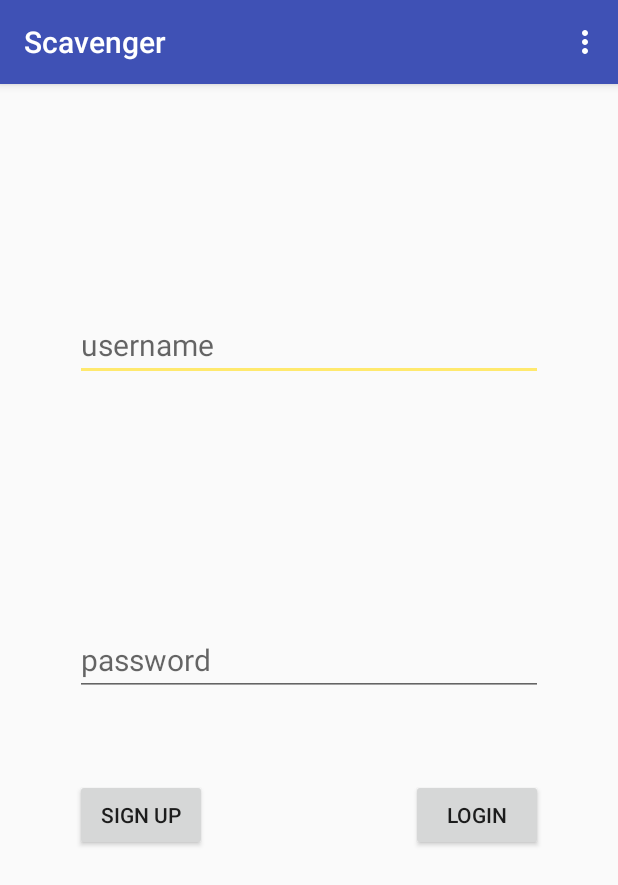
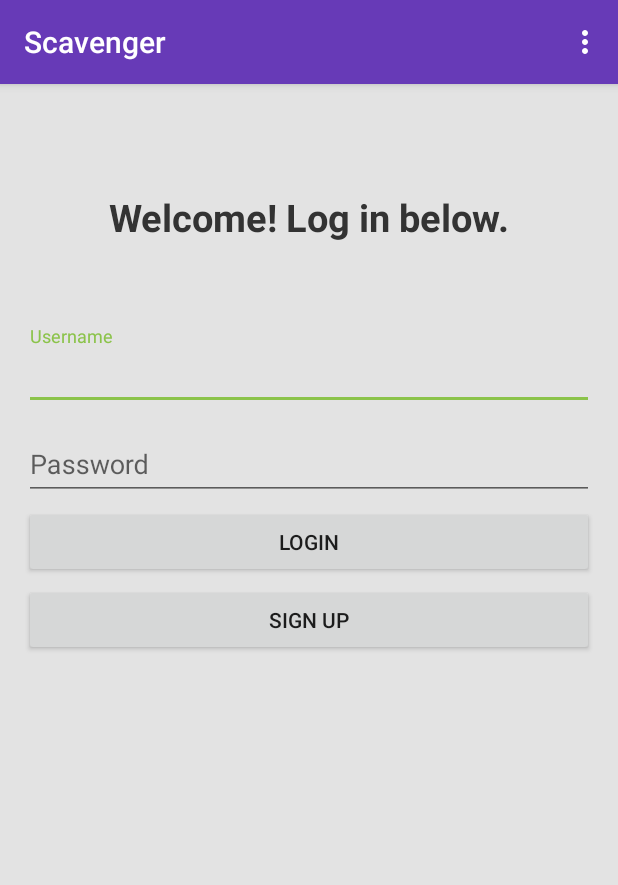
Before and after one commit to sergeydgr8/Scavenger, an Android app: the screen it shows after launch (MainActivity), on a phone screen of 412 x 824 dp. Shown: the top 885 px of the screen. Run offline under Robolectric (Android 15) with nearby library versions, the phone set to English and light mode, and no system bars; libraries missing offline, so code that uses them is left out: com.parse; 2 statements that could not run were skipped.

Commit message:
Update UI for login screen and updated colors to make it more presentable.

```diff
--- a/Scavenger/app/src/main/java/com/android9033/scavenger/scavenger/Control/MainActivity.java
+++ b/Scavenger/app/src/main/java/com/android9033/scavenger/scavenger/Control/MainActivity.java
@@ -1,6 +1,7 @@
 package com.android9033.scavenger.scavenger.Control;
 
 import android.content.Intent;
+import android.support.design.widget.TextInputLayout;
 import android.support.v7.app.AppCompatActivity;
 import android.os.Bundle;
 import android.view.Menu;
@@ -15,6 +16,8 @@ import com.parse.LogInCallback;
 import com.parse.Parse;
 import com.parse.ParseException;
 import com.parse.ParseUser;
+
+import org.w3c.dom.Text;
 
 public class MainActivity extends AppCompatActivity {
 
@@ -45,6 +48,12 @@ public class MainActivity extends AppCompatActivity {
                 startSignup();
             }
         });
+
+        final TextInputLayout username_wrapper = (TextInputLayout) findViewById(R.id.username_login_wrapper);
+        final TextInputLayout password_wrapper = (TextInputLayout) findViewById(R.id.password_login_wrapper);
+
+        username_wrapper.setHint("Username");
+        password_wrapper.setHint("Password");
 
     }
 
--- a/Scavenger/app/src/main/res/layout/activity_main.xml
+++ b/Scavenger/app/src/main/res/layout/activity_main.xml
@@ -1,53 +1,83 @@
 <?xml version="1.0" encoding="utf-8"?>
-<RelativeLayout xmlns:android="http://schemas.android.com/apk/res/android"
+
+<LinearLayout xmlns:android="http://schemas.android.com/apk/res/android"
     xmlns:tools="http://schemas.android.com/tools"
     android:layout_width="match_parent"
     android:layout_height="match_parent"
-    tools:context=".MainActivity">
+    android:padding="@dimen/activity_horizontal_margin"
+    tools:context=".MainActivity"
+    android:background="#e3e3e3"
+    android:orientation="vertical" >
+
+    <RelativeLayout
+        android:layout_width="match_parent"
+        android:layout_height="wrap_content"
+        android:layout_weight="0.15"
+        android:orientation="vertical">
+
+        <TextView
+            android:layout_width="match_parent"
+            android:layout_height="wrap_content"
+            android:layout_centerInParent="true"
+            android:text="Welcome! Log in below."
+            android:gravity="center"
+            android:textSize="25sp"
+            android:textStyle="bold"
+            android:textColor="#333333"/>
+
+    </RelativeLayout>
+
+    <LinearLayout
+        android:layout_width="match_parent"
+        android:layout_height="wrap_content"
+        android:layout_weight="0.5"
+        android:orientation="vertical">
+
+        <android.support.design.widget.TextInputLayout
+            android:layout_width="match_parent"
+            android:layout_height="wrap_content"
+            android:id="@+id/username_login_wrapper">
+
+            <EditText
+                android:layout_width="match_parent"
+                android:layout_height="wrap_content"
+                android:inputType="textEmailAddress"
+                android:id="@+id/uname"
+                android:hint="Username"/>
+
+        </android.support.design.widget.TextInputLayout>
+
+        <android.support.design.widget.TextInputLayout
+            android:layout_width="match_parent"
+            android:layout_height="wrap_content"
+            android:id="@+id/password_login_wrapper"
+            android:layout_below="@+id/username_login_wrapper"
+            android:layout_marginTop="4dp">
+
+            <EditText
+                android:layout_width="match_parent"
+                android:layout_height="wrap_content"
+                android:inputType="textPassword"
+                android:id="@+id/password"
+                android:hint="Password"/>
+
+        </android.support.design.widget.TextInputLayout>
 
 
-    <EditText
-        android:layout_width="wrap_content"
-        android:layout_height="wrap_content"
-        android:inputType="textEmailAddress"
-        android:ems="10"
-        android:id="@+id/uname"
-        android:layout_alignParentTop="true"
-        android:hint="username"
-        android:textSize="20sp"
-        android:layout_alignParentStart="true"
-        android:layout_marginLeft="50dp"
-        android:layout_marginTop="150dp"
-        android:layout_alignEnd="@+id/password" />
-
-    <EditText
-        android:layout_width="wrap_content"
-        android:layout_height="wrap_content"
-        android:inputType="textPassword"
-        android:ems="10"
-        android:id="@+id/password"
-        android:layout_centerVertical="true"
-        android:hint="password"
-        android:textSize="20sp"
-        android:layout_alignParentEnd="true"
-        android:layout_alignParentStart="true"
-        android:layout_marginLeft="50dp"
-        android:layout_marginRight="50dp" />
-
         <Button
-        android:layout_width="wrap_content"
+            android:layout_width="match_parent"
             android:layout_height="wrap_content"
             android:text="Login"
             android:id="@+id/login"
-        android:layout_below="@+id/password"
-        android:layout_marginTop="55dp"
-        android:layout_alignEnd="@+id/password" />
+            android:layout_marginTop="4dp"/>
 
         <Button
-        android:layout_width="wrap_content"
+            android:layout_width="match_parent"
             android:layout_height="wrap_content"
             android:text="Sign up"
             android:id="@+id/sign_up"
-        android:layout_alignTop="@+id/login"
-        android:layout_alignStart="@+id/password" />
-</RelativeLayout>
+            android:layout_marginTop="4dp"/>
+
+    </LinearLayout>
+
+</LinearLayout>
--- a/Scavenger/app/src/main/res/values/colors.xml
+++ b/Scavenger/app/src/main/res/values/colors.xml
@@ -1,7 +1,7 @@
 <?xml version="1.0" encoding="utf-8"?>
 <resources>
-    <color name="colorPrimary">#3F51B5</color>
-    <color name="colorPrimaryDark">#303F9F</color>
-    <color name="colorAccent">#FFE96E</color>
-    <color name="actionbar">#3FA1B0</color>
+    <color name="colorPrimary">#673AB7</color>
+    <color name="colorPrimaryDark">#512DA8</color>
+    <color name="colorAccent">#8BC34A</color>
+    <color name="actionbar">#673AB7</color>
 </resources>
```
Also changed, not shown: 1 other file. Lines whose indentation alone changed are shown as unchanged.
